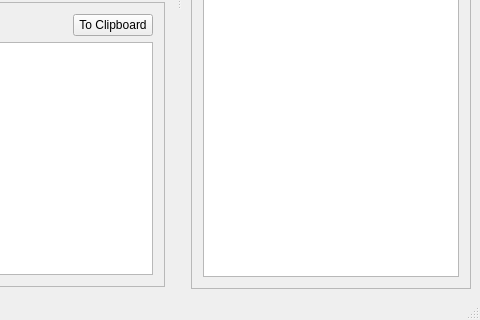
Before: the Qt Designer form qt5/Replacer/mainwindow.ui in Ernesuma/replacer, drawn with Qt 5; both pictures show x 288 to 768 and y 320 to 640 of the 768 by 640 pixel window.
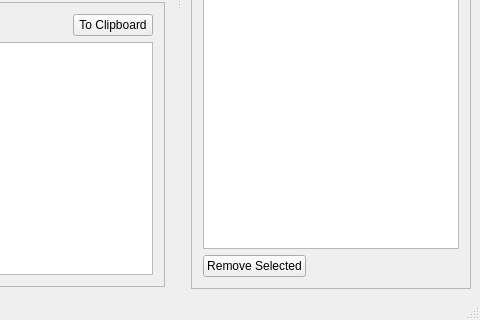
After: the same form once the commit is applied.

The edit to the form file:
```diff
--- a/qt5/Replacer/mainwindow.ui
+++ b/qt5/Replacer/mainwindow.ui
@@ -249,6 +249,15 @@
         </item>
         <item>
          <widget class="QTableView" name="tableView">
+          <property name="alternatingRowColors">
+           <bool>true</bool>
+          </property>
+          <property name="selectionMode">
+           <enum>QAbstractItemView::SingleSelection</enum>
+          </property>
+          <property name="selectionBehavior">
+           <enum>QAbstractItemView::SelectRows</enum>
+          </property>
           <property name="verticalScrollMode">
            <enum>QAbstractItemView::ScrollPerItem</enum>
           </property>
@@ -272,6 +281,30 @@
           </attribute>
          </widget>
         </item>
+        <item>
+         <layout class="QHBoxLayout" name="horizontalLayout_4">
+          <item>
+           <widget class="QPushButton" name="pushButton_remove_tag">
+            <property name="text">
+             <string>Remove Selected</string>
+            </property>
+           </widget>
+          </item>
+          <item>
+           <spacer name="horizontalSpacer">
+            <property name="orientation">
+             <enum>Qt::Horizontal</enum>
+            </property>
+            <property name="sizeHint" stdset="0">
+             <size>
+              <width>40</width>
+              <height>20</height>
+             </size>
+            </property>
+           </spacer>
+          </item>
+         </layout>
+        </item>
        </layout>
       </widget>
      </item>
```
